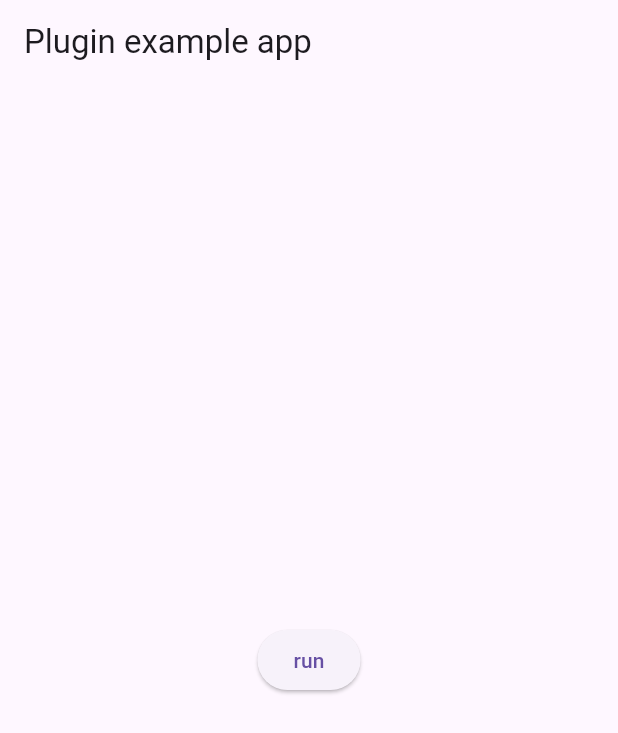
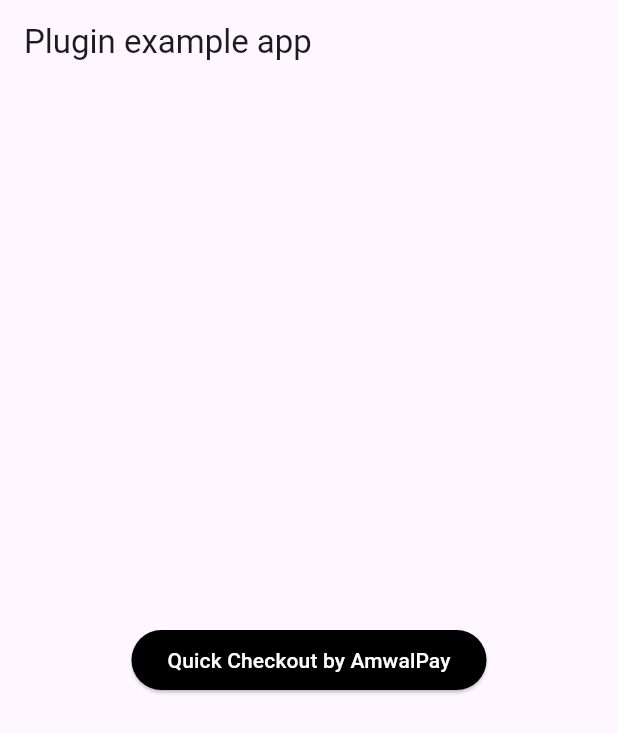
Before and after one commit to amwal-tech/flutter-amwal-pay, a Flutter app: the screen it shows after launch, on a phone screen of 412 x 824 dp. Shown: the top 733 px of the screen. Run offline on Flutter 3.47's test engine with Material 3 defaults, Android fonts, the phone set to English and light mode, and no system bars; our stand-ins replace plugin_platform_interface.

Commit message:
Creating AmwalPayWidget; is a widget that can be used to start the payment process without the need to create an instance of AmwalPay class.

```diff
--- a/example/lib/main.dart
+++ b/example/lib/main.dart
@@ -14,6 +14,7 @@ class MyApp extends StatefulWidget {
 }
 
 class _MyAppState extends State<MyApp> {
+  // create a double state variable to hold the amount
   @override
   void initState() {
     super.initState();
@@ -21,20 +22,19 @@ class _MyAppState extends State<MyApp> {
 
   @override
   Widget build(BuildContext context) {
-    AmwalPay amwalPay = AmwalPayBuilder("sandbox-amwal-e53fe88e-0896-4f57-98b4-a8907f73c0c6")
-        .countryCode("countryCode")
-        .phoneNumber("phoneNumber")
-        .build();
-
     return MaterialApp(
       home: Scaffold(
         appBar: AppBar(
           title: const Text('Plugin example app'),
         ),
         body: Center(
-          child: ElevatedButton( onPressed: () async {
-            await amwalPay.start(100.0);
-          },child: const Text("run"),),
+          child: AmwalPayWidget(
+            merchantId: "merchantId",
+            amount: 10.0,
+            onPaymentFinished: (String value) {
+              print(value);
+            },
+          ),
         ),
       ),
     );
--- a/lib/amwal_pay.dart
+++ b/lib/amwal_pay.dart
@@ -1,6 +1,5 @@
-
+import 'package:flutter/material.dart';
 import 'amwal_pay_method_channel.dart';
-
 
 class AmwalPay {
   final String _merchantId;
@@ -49,3 +48,46 @@ class AmwalPayBuilder {
     return AmwalPay(_merchantId, _countryCode, _phoneNumber);
   }
 }
+
+/// AmwalPayWidget is a widget that can be used to start the payment process
+/// without the need to create an instance of AmwalPay class.
+class AmwalPayWidget extends StatefulWidget {
+  final String merchantId;
+  final double amount;
+  final ValueChanged<String> onPaymentFinished;
+
+  AmwalPayWidget
+      ({Key? key,
+      required this.merchantId,
+      required this.amount,
+      required this.onPaymentFinished})
+      : super(key: key);
+
+  @override
+  State<AmwalPayWidget> createState() => _AmwalPayWidgetState();
+}
+
+class _AmwalPayWidgetState extends State<AmwalPayWidget> {
+  late AmwalPay _amwalPay;
+
+  @override
+  void initState() {
+    super.initState();
+    _amwalPay = AmwalPayBuilder(widget.merchantId).build();
+  }
+  @override
+  Widget build(BuildContext context) {
+    return ElevatedButton(
+        style: ElevatedButton.styleFrom(
+          backgroundColor: Colors.black,
+          foregroundColor: Colors.white,
+        ),
+      onPressed: () async {
+       _amwalPay.start(widget.amount).then((value) {
+         widget.onPaymentFinished(value!);
+       });
+      },
+      child: const Text("Quick Checkout by AmwalPay"),
+    );
+  }
+}
```
